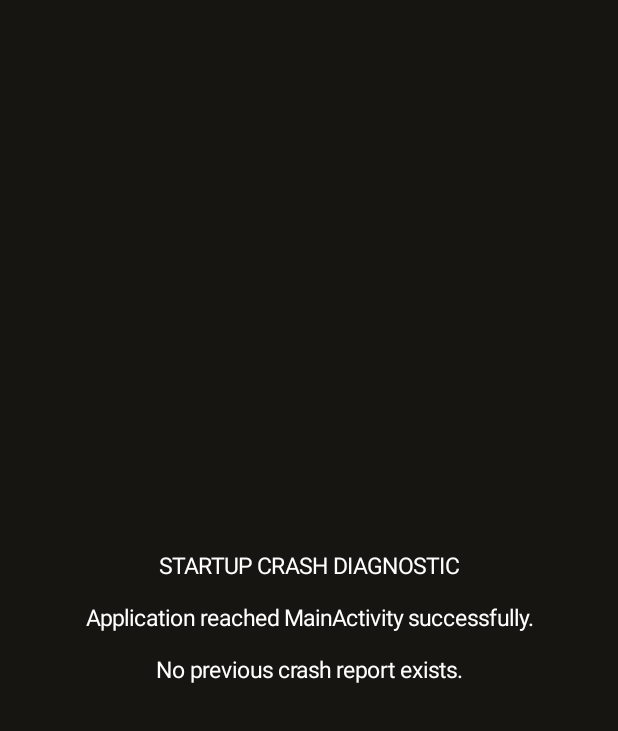
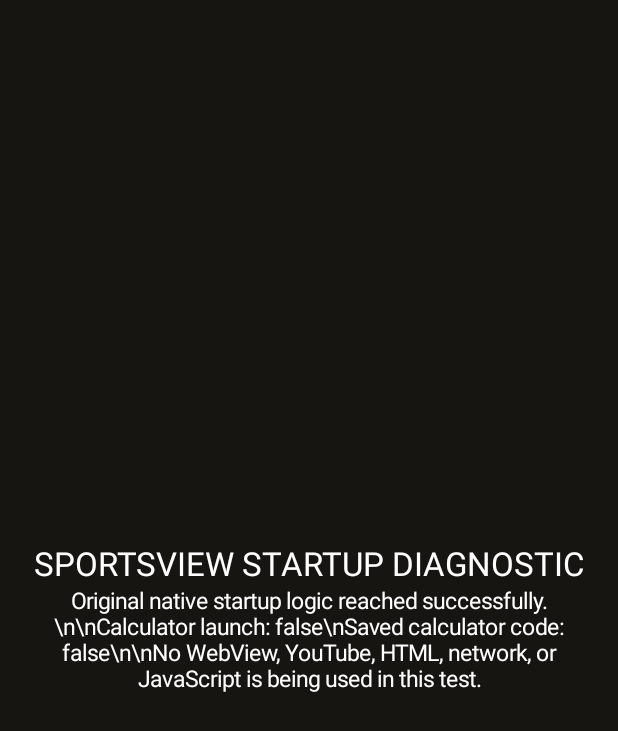
Before and after one commit to Fred-Systems/SportsView, an Android app: the screen it shows after launch (MainActivity), on a phone screen of 412 x 824 dp. Shown: the top 731 px of the screen. Run offline under Robolectric (Android 15) with nearby library versions, the light colour scheme and no system bars.

Commit message:
Add native startup logic diagnostic

```diff
--- a/app/src/main/java/com/fredsystems/sportsviewer/MainActivity.kt
+++ b/app/src/main/java/com/fredsystems/sportsviewer/MainActivity.kt
@@ -1,47 +1,93 @@
 package com.fredsystems.sportsviewer
 
 import android.app.Activity
+import android.content.ComponentName
+import android.content.pm.ActivityInfo
+import android.content.pm.PackageManager
+import android.content.SharedPreferences
 import android.graphics.Color
 import android.os.Bundle
 import android.view.Gravity
+import android.view.WindowManager
 import android.widget.LinearLayout
 import android.widget.TextView
 import java.io.File
 
 class MainActivity : Activity() {
+    private val calculatorAlias by lazy {
+        ComponentName(packageName, packageName + ".CalculatorAlias")
+    }
+    private val mainLauncher by lazy {
+        ComponentName(this, MainActivity::class.java)
+    }
+    private val prefs: SharedPreferences by lazy {
+        getSharedPreferences("sportsview_security", MODE_PRIVATE)
+    }
+
     override fun onCreate(savedInstanceState: Bundle?) {
         super.onCreate(savedInstanceState)
         try {
-            val report = File(filesDir, "startup_crash_report.txt")
-            val text = if (report.exists()) {
-                "STARTUP CRASH DIAGNOSTIC\n\nThe previous launch crashed.\n\n" + report.readText().take(12000)
-            } else {
-                "STARTUP CRASH DIAGNOSTIC\n\nApplication reached MainActivity successfully.\n\nNo previous crash report exists."
-            }
+            phase("1: MainActivity entered")
+            requestedOrientation = ActivityInfo.SCREEN_ORIENTATION_UNSPECIFIED
+            phase("2: requestedOrientation set")
+            window.addFlags(WindowManager.LayoutParams.FLAG_KEEP_SCREEN_ON)
+            phase("3: KEEP_SCREEN_ON set")
+
+            val launchedAsCalculator =
+                intent.component?.className == calculatorAlias.className
+            phase("4: calculator launch check = $launchedAsCalculator")
+
+            val hasSavedCode =
+                !prefs.getString("calculator_code_hash", null).isNullOrBlank()
+            phase("5: SharedPreferences read = $hasSavedCode")
+
             val root = LinearLayout(this)
             root.orientation = LinearLayout.VERTICAL
             root.gravity = Gravity.CENTER
             root.setPadding(32, 32, 32, 32)
             root.setBackgroundColor(Color.rgb(22, 21, 18))
-            val view = TextView(this)
-            view.text = text
-            view.textSize = 15f
-            view.setTextColor(Color.WHITE)
-            view.gravity = Gravity.CENTER
-            root.addView(view, LinearLayout.LayoutParams(-1, -2))
+
+            val title = TextView(this)
+            title.text = "SPORTSVIEW STARTUP DIAGNOSTIC"
+            title.textSize = 22f
+            title.setTextColor(Color.WHITE)
+            title.gravity = Gravity.CENTER
+
+            val status = TextView(this)
+            status.text =
+                "Original native startup logic reached successfully.\\n\\n" +
+                "Calculator launch: $launchedAsCalculator\\n" +
+                "Saved calculator code: $hasSavedCode\\n\\n" +
+                "No WebView, YouTube, HTML, network, or JavaScript is being used in this test."
+            status.textSize = 15f
+            status.setTextColor(Color.WHITE)
+            status.gravity = Gravity.CENTER
+
+            root.addView(title, LinearLayout.LayoutParams(-1, -2))
+            root.addView(status, LinearLayout.LayoutParams(-1, -2))
+            phase("6: Native UI constructed")
             setContentView(root)
+            phase("7: setContentView completed")
         } catch (t: Throwable) {
             writeEmergencyReport(t)
             throw t
         }
     }
 
+    private fun phase(value: String) {
+        try {
+            File(filesDir, "startup_phase.txt").writeText(value)
+        } catch (_: Throwable) {}
+    }
+
     private fun writeEmergencyReport(t: Throwable) {
         try {
             File(filesDir, "startup_crash_report.txt").writeText(
-                "MainActivity emergency exception\n" +
-                "Exception: " + t.javaClass.name + "\n" +
-                "Message: " + t.message + "\n\n" +
+                "MainActivity emergency exception\\n" +
+                "Last recorded phase: " +
+                File(filesDir, "startup_phase.txt").readText() + "\\n" +
+                "Exception: " + t.javaClass.name + "\\n" +
+                "Message: " + t.message + "\\n\\n" +
                 t.stackTraceToString()
             )
         } catch (_: Throwable) {}
```
